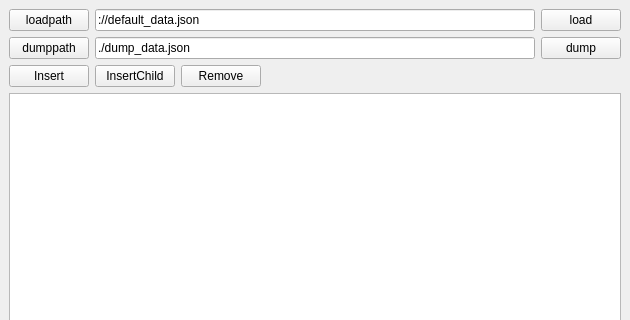
Old version of the form Qt/QJsonAndTreeView/mainwindow.ui in the repository gongjianbo/MyTestCode; both pictures show x 0 to 630 and y 0 to 320 of the 630 by 467 pixel window.
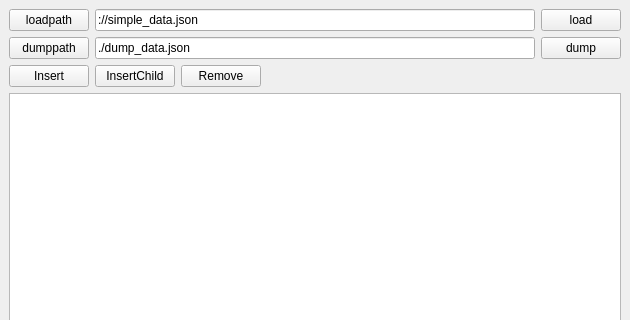
New version of the form.

Commit message: 完善Json TreeView

The edit to the form file:
```diff
--- a/Qt/QJsonAndTreeView/mainwindow.ui
+++ b/Qt/QJsonAndTreeView/mainwindow.ui
@@ -27,7 +27,7 @@
       <item>
        <widget class="QLineEdit" name="editLoadPath">
         <property name="text">
-         <string>://default_data.json</string>
+         <string>://simple_data.json</string>
         </property>
        </widget>
       </item>
```
Left out of the diff: 4 changed lines with no effect on the pictures. The commit also changes 14 other files.
